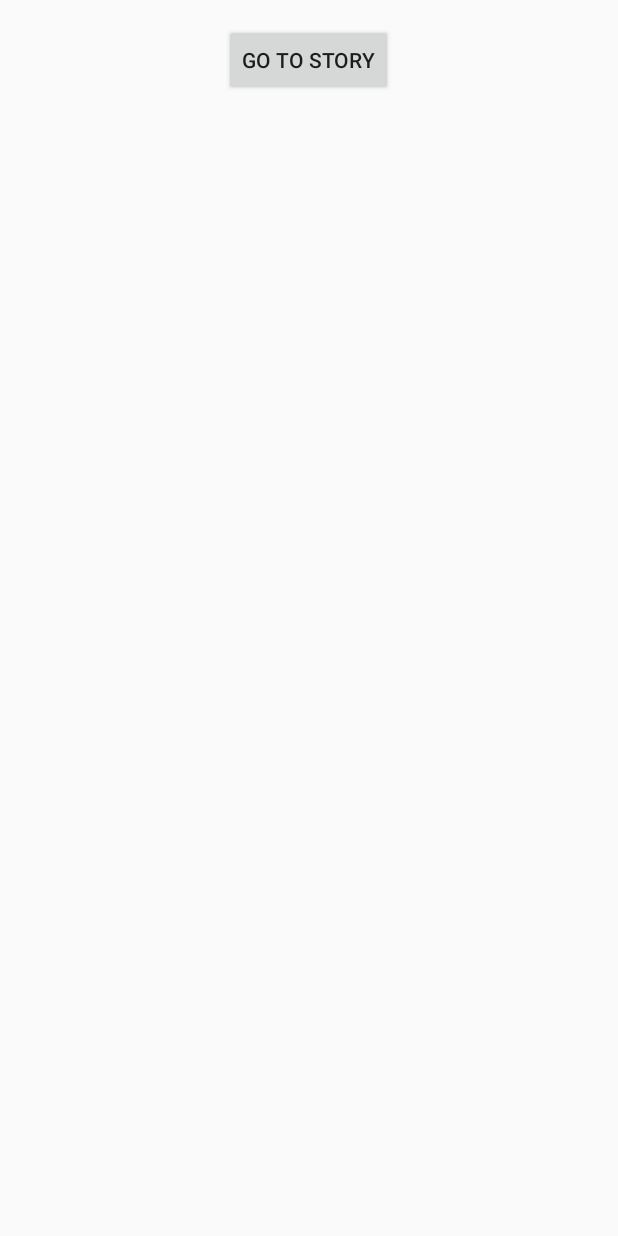
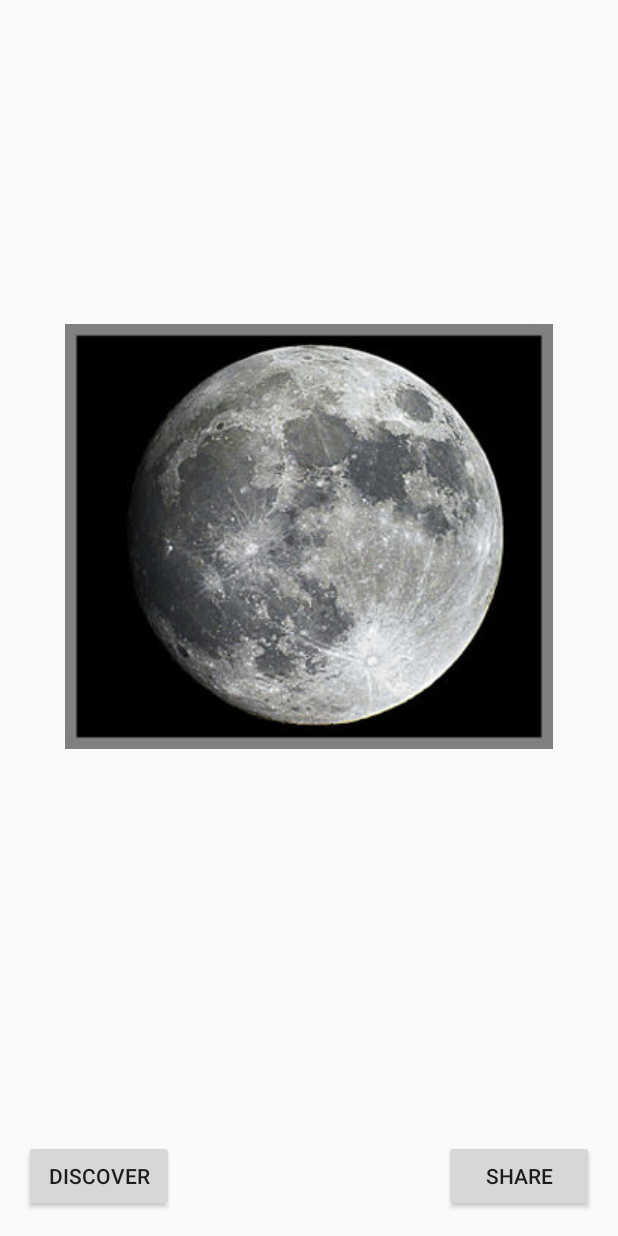
Before and after one commit to AtanasK/nasa2016Bookit, an Android app: the screen it shows after launch (MainActivity), on a phone screen of 412 x 824 dp. Run offline under Robolectric (Android 15) with nearby library versions, the phone set to English and light mode, and no system bars.

Commit message:
MainActivity

```diff
--- a/app/src/main/java/com/bookitfava/nasaspaceapps/moonchaser/MainActivity.java
+++ b/app/src/main/java/com/bookitfava/nasaspaceapps/moonchaser/MainActivity.java
@@ -1,9 +1,12 @@
 package com.bookitfava.nasaspaceapps.moonchaser;
 
 import android.content.Intent;
+import android.graphics.Bitmap;
+import android.graphics.BitmapFactory;
 import android.support.v7.app.AppCompatActivity;
 import android.os.Bundle;
 import android.view.View;
+import android.widget.ImageView;
 
 public class MainActivity extends AppCompatActivity {
 
@@ -11,10 +14,19 @@ public class MainActivity extends AppCompatActivity {
     protected void onCreate(Bundle savedInstanceState) {
         super.onCreate(savedInstanceState);
         setContentView(R.layout.activity_main);
+
+        ImageView logo = (ImageView)findViewById(R.id.ivLogo);
+        Bitmap logoImage = BitmapFactory.decodeResource(getResources(), R.drawable.themoon);
+        logo.setImageBitmap(logoImage);
     }
 
     public void gotoStory(View view) {
         Intent intent = new Intent(this, StoryActivity.class);
         startActivity(intent);
     }
+
+    public void bShareClick(View view) {
+        Intent message = new Intent(this, MessageActivity.class);
+        startActivity(message);
+    }
 }
--- a/app/src/main/res/layout/activity_main.xml
+++ b/app/src/main/res/layout/activity_main.xml
@@ -9,12 +9,31 @@
     android:paddingTop="@dimen/activity_vertical_margin"
     tools:context="com.bookitfava.nasaspaceapps.moonchaser.MainActivity">
 
-    <Button
+    <ImageView
         android:layout_width="wrap_content"
         android:layout_height="wrap_content"
-        android:text="go to story"
-        android:id="@+id/button3"
+        android:id="@+id/ivLogo"
         android:layout_alignParentTop="true"
         android:layout_centerHorizontal="true"
+        android:layout_marginTop="200dp" />
+
+    <Button
+        android:layout_width="100dp"
+        android:layout_height="wrap_content"
+        android:text="DISCOVER"
+        android:id="@+id/bDiscover"
+        android:layout_alignParentBottom="true"
+        android:layout_alignParentLeft="true"
+        android:layout_alignParentStart="true"
         android:onClick="gotoStory" />
+
+    <Button
+        android:layout_width="100dp"
+        android:layout_height="wrap_content"
+        android:text="SHARE"
+        android:id="@+id/bShare"
+        android:layout_alignParentBottom="true"
+        android:layout_alignParentRight="true"
+        android:layout_alignParentEnd="true"
+        android:onClick="bShareClick" />
 </RelativeLayout>
```
